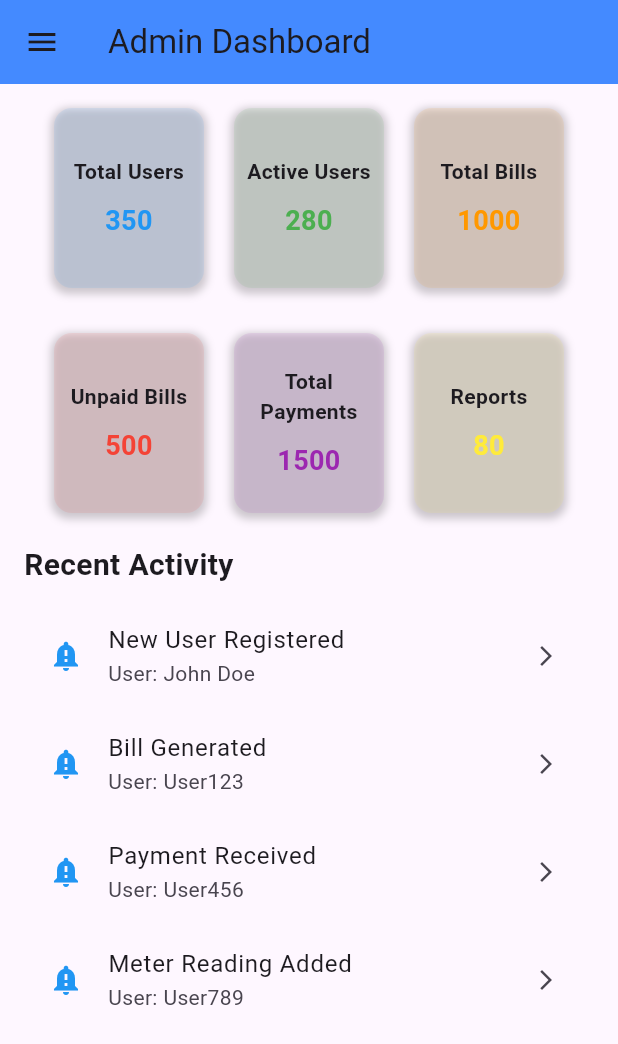
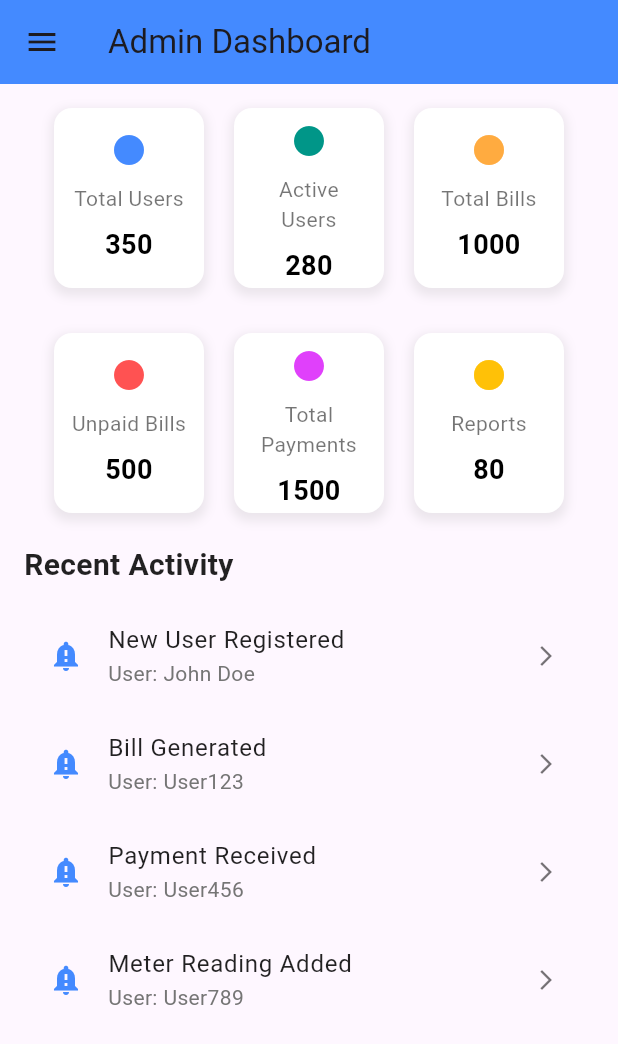
Before and after one commit to NexusGKSoftwares/admin_panel, a Flutter app: the DashboardScreen screen opened directly, on a phone screen of 412 x 824 dp. Shown: the top 1044 px of the screen. Run offline on Flutter 3.47's test engine with Material 3 defaults, Android fonts, the phone set to English and light mode, and no system bars.

Commit message:
"Refactored DashboardScreen: updated colors, card styles, and icons; removed animations"

```diff
--- a/lib/screens/dashboard_screen.dart
+++ b/lib/screens/dashboard_screen.dart
@@ -1,4 +1,3 @@
-// dashboard_screen.dart
 import 'package:flutter/material.dart';
 
 class DashboardScreen extends StatelessWidget {
@@ -9,7 +8,7 @@ class DashboardScreen extends StatelessWidget {
     return Scaffold(
       appBar: AppBar(
         title: const Text('Admin Dashboard'),
-        backgroundColor: Colors.blueAccent,
+        backgroundColor: Colors.blueAccent, // Primary color
       ),
       drawer: _buildDrawer(context),
       body: Padding(
@@ -27,7 +26,7 @@ class DashboardScreen extends StatelessWidget {
     );
   }
 
-  // Build the overview section with animated cards
+  // Build the overview section with refined cards
   Widget _buildOverviewCards(BuildContext context) {
     return Column(
       crossAxisAlignment: CrossAxisAlignment.start,
@@ -35,70 +34,71 @@ class DashboardScreen extends StatelessWidget {
         Row(
           mainAxisAlignment: MainAxisAlignment.spaceEvenly,
           children: [
-            _buildAnimatedCard('Total Users', '350', Colors.blue),
-            _buildAnimatedCard('Active Users', '280', Colors.green),
-            _buildAnimatedCard('Total Bills', '1000', Colors.orange),
+            _buildCard('Total Users', '350', Colors.blueAccent),
+            _buildCard('Active Users', '280', Colors.teal),
+            _buildCard('Total Bills', '1000', Colors.orangeAccent),
           ],
         ),
         const SizedBox(height: 30),
         Row(
           mainAxisAlignment: MainAxisAlignment.spaceEvenly,
           children: [
-            _buildAnimatedCard('Unpaid Bills', '500', Colors.red),
-            _buildAnimatedCard('Total Payments', '1500', Colors.purple),
-            _buildAnimatedCard('Reports', '80', Colors.yellow),
+            _buildCard('Unpaid Bills', '500', Colors.redAccent),
+            _buildCard('Total Payments', '1500', Colors.purpleAccent),
+            _buildCard('Reports', '80', Colors.amber),
           ],
         ),
       ],
     );
   }
 
-  // Animated card with scale effect
-  Widget _buildAnimatedCard(String title, String value, Color color) {
-    return AnimatedContainer(
-      duration: const Duration(seconds: 1),
-      curve: Curves.easeInOut,
+  // Refined card style
+  Widget _buildCard(String title, String value, Color iconColor) {
+    return Container(
       width: 100,
       height: 120,
+      padding: const EdgeInsets.all(10),
       decoration: BoxDecoration(
-        color: color.withOpacity(0.1),
+        color: Colors.white,
         borderRadius: BorderRadius.circular(12),
         boxShadow: [
           BoxShadow(
-            color: Colors.black.withOpacity(0.2),
+            color: Colors.grey.withOpacity(0.2),
             spreadRadius: 2,
-            blurRadius: 4,
-            offset: Offset(0, 2), // Changes the position of the shadow
+            blurRadius: 5,
+            offset: const Offset(0, 3), // Position of shadow
           ),
         ],
       ),
       child: Column(
         mainAxisAlignment: MainAxisAlignment.center,
         children: [
+          Icon(Icons.circle, color: iconColor, size: 24),
+          const SizedBox(height: 10),
           Text(
             title,
             textAlign: TextAlign.center,
-            style: const TextStyle(fontSize: 14, fontWeight: FontWeight.bold),
+            style: const TextStyle(fontSize: 14, color: Colors.black54),
           ),
-          const SizedBox(height: 10),
+          const SizedBox(height: 8),
           Text(
             value,
             textAlign: TextAlign.center,
-            style: TextStyle(fontSize: 18, color: color, fontWeight: FontWeight.bold),
+            style: const TextStyle(fontSize: 18, fontWeight: FontWeight.bold, color: Colors.black),
           ),
         ],
       ),
     );
   }
 
-  // Build the recent activity section
+  // Build recent activity section
   Widget _buildRecentActivitySection() {
     return Column(
       crossAxisAlignment: CrossAxisAlignment.start,
       children: [
         const Text(
           'Recent Activity',
-          style: TextStyle(fontSize: 20, fontWeight: FontWeight.bold),
+          style: TextStyle(fontSize: 20, fontWeight: FontWeight.bold, color: Colors.black87),
         ),
         const SizedBox(height: 10),
         _buildRecentActivityItem('New User Registered', 'John Doe'),
@@ -109,20 +109,20 @@ class DashboardScreen extends StatelessWidget {
     );
   }
 
-  // Build a recent activity item
+  // Recent activity item
   Widget _buildRecentActivityItem(String action, String user) {
     return ListTile(
-      leading: const Icon(Icons.notification_important, color: Colors.blue),
-      title: Text(action),
-      subtitle: Text('User: $user'),
-      trailing: const Icon(Icons.arrow_forward_ios, size: 16),
+      leading: const Icon(Icons.notification_important, color: Colors.blueAccent),
+      title: Text(action, style: const TextStyle(color: Colors.black87)),
+      subtitle: Text('User: $user', style: TextStyle(color: Colors.grey[600])),
+      trailing: const Icon(Icons.arrow_forward_ios, size: 16, color: Colors.black54),
       onTap: () {
         // Navigate to the details page (add navigation here)
       },
     );
   }
 
-  // Build the navigation drawer for the admin panel
+  // Drawer with refined color scheme
   Widget _buildDrawer(BuildContext context) {
     return Drawer(
       child: ListView(
@@ -133,26 +133,26 @@ class DashboardScreen extends StatelessWidget {
             accountEmail: Text('admin@example.com'),
             currentAccountPicture: CircleAvatar(
               backgroundColor: Colors.white,
-              child: Icon(Icons.admin_panel_settings, color: Colors.blue, size: 40),
+              child: Icon(Icons.admin_panel_settings, color: Colors.blueAccent, size: 40),
             ),
           ),
           ListTile(
-            leading: const Icon(Icons.account_circle),
-            title: const Text('Users'),
+            leading: const Icon(Icons.account_circle, color: Colors.blueAccent),
+            title: const Text('Users', style: TextStyle(color: Colors.black87)),
             onTap: () {
               // Navigate to Users page (add navigation here)
             },
           ),
           ListTile(
-            leading: const Icon(Icons.payment),
-            title: const Text('Bills'),
+            leading: const Icon(Icons.payment, color: Colors.blueAccent),
+            title: const Text('Bills', style: TextStyle(color: Colors.black87)),
             onTap: () {
               // Navigate to Bills page (add navigation here)
             },
           ),
           ListTile(
-            leading: const Icon(Icons.settings),
-            title: const Text('Settings'),
+            leading: const Icon(Icons.settings, color: Colors.blueAccent),
+            title: const Text('Settings', style: TextStyle(color: Colors.black87)),
             onTap: () {
               // Navigate to Settings page (add navigation here)
             },
```
